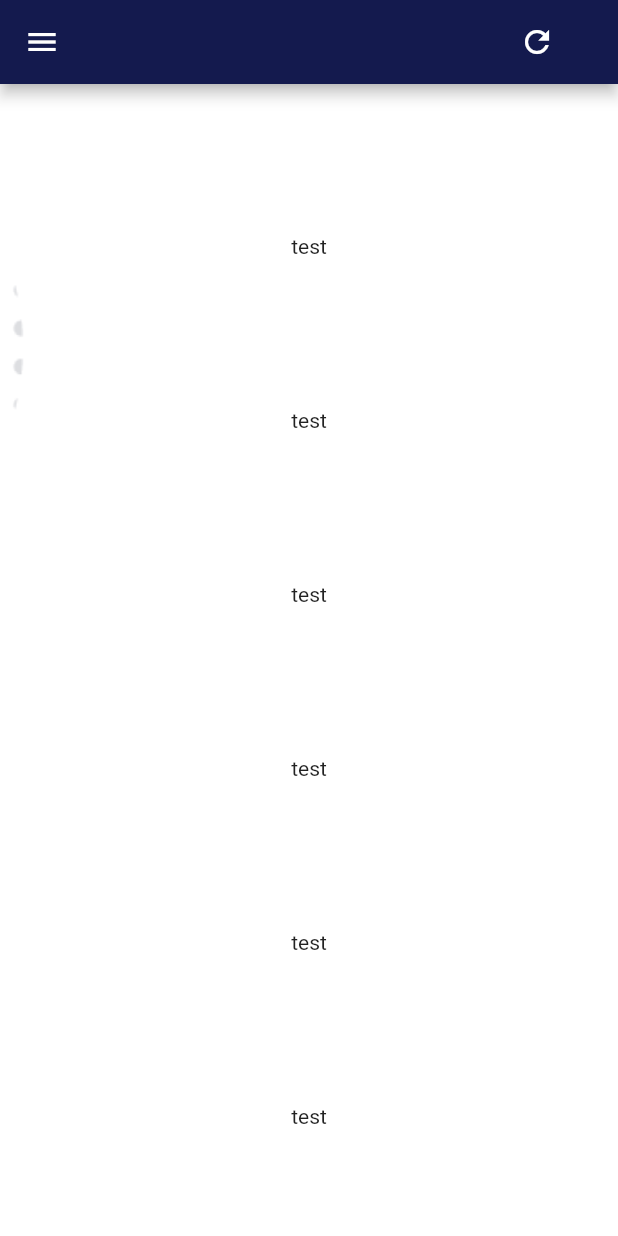
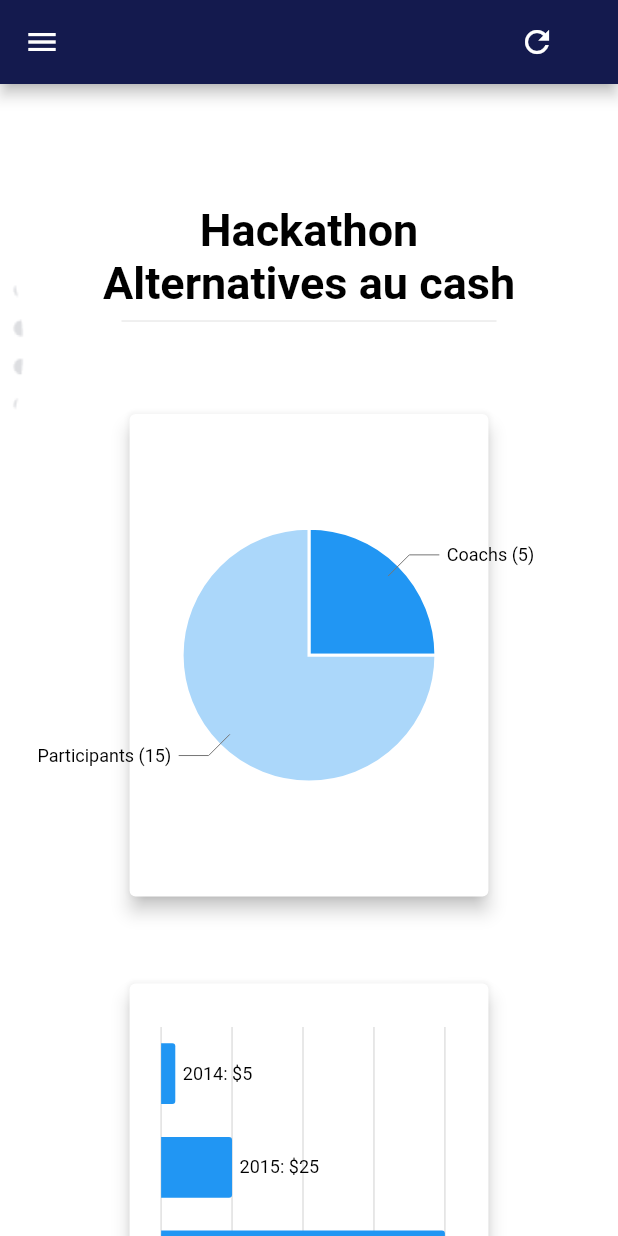
Before and after one commit to Darylabrador/hackathon_desktop, a Flutter app: the DashboardScreen screen opened by its route, in the side drawer, after a tap on the "refresh" icon, on a phone screen of 412 x 824 dp. Run offline on Flutter 3.47's test engine with Material 2 defaults, Android fonts, the phone set to English and light mode, and no system bars; our stand-ins replace charts_flutter, jwt_decoder, material_design_icons_flutter, shared_preferences; missing offline and left inert: window_size; accounts and stored records are empty.

Commit message:
start charts / data table

```diff
--- a/lib/screens/account_setting_screen.dart
+++ b/lib/screens/account_setting_screen.dart
@@ -56,15 +56,6 @@ class _AccountSettingScreenState extends State<AccountSettingScreen> {
           drawer: AppDrawer(customContext: context),
           appBar: AppBar(
             backgroundColor: Theme.of(context).primaryColor,
-            actions: [
-              IconButton(
-                onPressed: () {},
-                icon: const Icon(Icons.refresh),
-              ),
-              const SizedBox(
-                width: 30,
-              )
-            ],
             bottom: TabBar(
               tabs: [
                 Tab(
--- a/lib/screens/dashboard_screen.dart
+++ b/lib/screens/dashboard_screen.dart
@@ -1,6 +1,10 @@
 import 'package:flutter/material.dart';
 import '../widgets/navigation/app_drawer.dart';
 import '../widgets/custom_background_scroll.dart';
+
+import '../widgets/charts/outside_label_pie_chart.dart';
+import '../widgets/charts/horizontal_bar_label_chart.dart';
+import '../widgets/components/custom_data_table.dart';
 
 class DashboardScreen extends StatelessWidget {
   const DashboardScreen({Key? key}) : super(key: key);
@@ -8,6 +12,8 @@ class DashboardScreen extends StatelessWidget {
 
   @override
   Widget build(BuildContext context) {
+    final mediaQuery = MediaQuery.of(context);
+
     return Scaffold(
       appBar: AppBar(
         actions: [
@@ -23,33 +29,70 @@ class DashboardScreen extends StatelessWidget {
       drawer: const AppDrawer(),
       body: CustomBackgroundScroll(
         Center(
-          child: SizedBox(
-            width: 800,
-            child: Column(
-              children: const [
-                SizedBox(height: 100),
-                Text("test"),
-                SizedBox(height: 100),
-                Text("test"),
-                SizedBox(height: 100),
-                Text("test"),
-                SizedBox(height: 100),
-                Text("test"),
-                SizedBox(height: 100),
-                Text("test"),
-                SizedBox(height: 100),
-                Text("test"),
-                SizedBox(height: 100),
-                Text("test"),
-                SizedBox(height: 100),
-                Text("test"),
-                SizedBox(height: 100),
-                Text("test"),
-                SizedBox(height: 100),
-                Text("test"),
-                SizedBox(height: 100),
-              ],
-            ),
+          child: Column(
+            children: [
+              const SizedBox(height: 80),
+              Text(
+                "Hackathon",
+                style: Theme.of(context).textTheme.headline1,
+              ),
+              Text(
+                "Alternatives au cash",
+                style: Theme.of(context).textTheme.headline1,
+              ),
+              const SizedBox(
+                width: 250.0,
+                child: Divider(),
+              ),
+              const SizedBox(height: 50),
+              SizedBox(
+                height: mediaQuery.size.height * 0.4,
+                width: mediaQuery.size.width * 0.6,
+                child: Card(
+                  elevation: 5,
+                  child: Padding(
+                    padding: const EdgeInsets.all(15.0),
+                    child: Row(
+                      children: [
+                        Expanded(
+                          child: PieOutsideLabelChart.withSampleData(),
+                        ),
+                      ],
+                    ),
+                  ),
+                ),
+              ),
+              const SizedBox(height: 50),
+              SizedBox(
+                height: mediaQuery.size.height * 0.4,
+                width: mediaQuery.size.width * 0.6,
+                child: Card(
+                  elevation: 5,
+                  child: Padding(
+                    padding: const EdgeInsets.all(15.0),
+                    child: Row(
+                      children: [
+                        Expanded(
+                          child: HorizontalBarLabelChart.withSampleData(),
+                        ),
+                      ],
+                    ),
+                  ),
+                ),
+              ),
+              const SizedBox(height: 50),
+              SizedBox(
+                width: mediaQuery.size.width * 0.6,
+                child: const Card(
+                  elevation: 5,
+                  child: Padding(
+                    padding: EdgeInsets.all(8.0),
+                    child: CustomDataTable(),
+                  ),
+                ),
+              ),
+              const SizedBox(height: 80),
+            ],
           ),
         ),
       ),
--- /dev/null
+++ b/lib/widgets/charts/horizontal_bar_label_chart.dart
@@ -0,0 +1,64 @@
+/// Horizontal bar chart with bar label renderer example and hidden domain axis.
+import 'package:charts_flutter/flutter.dart' as charts;
+import 'package:flutter/material.dart';
+
+class HorizontalBarLabelChart extends StatelessWidget {
+  final List<charts.Series<dynamic, String>> seriesList;
+  final bool animate;
+
+  const HorizontalBarLabelChart(
+    this.seriesList, {
+    Key? key,
+    required this.animate,
+  }) : super(key: key);
+
+  /// Creates a [BarChart] with sample data and no transition.
+  factory HorizontalBarLabelChart.withSampleData() {
+    return HorizontalBarLabelChart(
+      _createSampleData(),
+      // Disable animations for image tests.
+      animate: false,
+    );
+  }
+
+  @override
+  Widget build(BuildContext context) {
+    return charts.BarChart(
+      seriesList,
+      animate: animate,
+      vertical: false,
+      barRendererDecorator: charts.BarLabelDecorator<String>(),
+      domainAxis: const charts.OrdinalAxisSpec(
+        renderSpec: charts.NoneRenderSpec(),
+      ),
+    );
+  }
+
+  /// Create one series with sample hard coded data.
+  static List<charts.Series<OrdinalSales, String>> _createSampleData() {
+    final data = [
+      OrdinalSales('2014', 5),
+      OrdinalSales('2015', 25),
+      OrdinalSales('2016', 100),
+      OrdinalSales('2017', 75),
+    ];
+
+    return [
+      charts.Series<OrdinalSales, String>(
+          id: 'Sales',
+          domainFn: (OrdinalSales sales, _) => sales.year,
+          measureFn: (OrdinalSales sales, _) => sales.sales,
+          data: data,
+          // Set a label accessor to control the text of the bar label.
+          labelAccessorFn: (OrdinalSales sales, _) =>
+              '${sales.year}: \$${sales.sales.toString()}')
+    ];
+  }
+}
+
+/// Sample ordinal data type.
+class OrdinalSales {
+  final String year;
+  final int sales;
+  OrdinalSales(this.year, this.sales);
+}
--- /dev/null
+++ b/lib/widgets/charts/outside_label_pie_chart.dart
@@ -0,0 +1,65 @@
+/// Simple pie chart with outside labels example.
+import 'package:charts_flutter/flutter.dart' as charts;
+import 'package:flutter/material.dart';
+
+class PieOutsideLabelChart extends StatelessWidget {
+  final List<charts.Series> seriesList;
+  final bool animate;
+
+  const PieOutsideLabelChart(
+    this.seriesList, {
+    Key? key,
+    required this.animate,
+  }) : super(key: key);
+
+  /// Creates a [PieChart] with sample data and no transition.
+  factory PieOutsideLabelChart.withSampleData() {
+    return PieOutsideLabelChart(
+      _createSampleData(),
+      // Disable animations for image tests.
+      animate: false,
+    );
+  }
+
+  @override
+  Widget build(BuildContext context) {
+    return charts.PieChart(
+      seriesList,
+      animate: animate,
+      defaultRenderer: charts.ArcRendererConfig(
+        arcRendererDecorators: [
+          charts.ArcLabelDecorator(
+            labelPosition: charts.ArcLabelPosition.outside,
+          )
+        ],
+      ),
+    );
+  }
+
+  /// Create one series with sample hard coded data.
+  static List<charts.Series<LinearSales, int>> _createSampleData() {
+    final data = [
+      LinearSales(0, 5, "Coachs"),
+      LinearSales(1, 15, "Participants"),
+    ];
+
+    return [
+      charts.Series<LinearSales, int>(
+        id: 'Sales',
+        domainFn: (LinearSales sales, _) => sales.id,
+        measureFn: (LinearSales sales, _) => sales.pourcentage,
+        data: data,
+        // Set a label accessor to control the text of the arc label.
+        labelAccessorFn: (LinearSales row, _) => '${row.label} (${row.pourcentage})',
+      )
+    ];
+  }
+}
+
+/// Sample linear data type.
+class LinearSales {
+  final int id;
+  final int pourcentage;
+  final String label;
+  LinearSales(this.id, this.pourcentage, this.label);
+}
--- /dev/null
+++ b/lib/widgets/components/custom_data_table.dart
@@ -0,0 +1,98 @@
+import 'package:flutter/material.dart';
+
+class CustomDataTable extends StatefulWidget {
+  const CustomDataTable({Key? key}) : super(key: key);
+
+  @override
+  State<CustomDataTable> createState() => _CustomDataTableState();
+}
+
+class _CustomDataTableState extends State<CustomDataTable> {
+  String? _searchValues;
+  final _searchController = TextEditingController();
+
+  List<DataRow> rowData = const [
+    DataRow(
+      cells: <DataCell>[
+        DataCell(Text('Sarah')),
+        DataCell(Text('19')),
+        DataCell(Text('Student')),
+      ],
+    ),
+    DataRow(
+      cells: <DataCell>[
+        DataCell(Text('Janine')),
+        DataCell(Text('43')),
+        DataCell(Text('Professor')),
+      ],
+    ),
+    DataRow(
+      cells: <DataCell>[
+        DataCell(Text('William')),
+        DataCell(Text('27')),
+        DataCell(Text('Associate Professor')),
+      ],
+    ),
+  ];
+
+  void _searchAction(String searchText) {
+    if (searchText.isNotEmpty) {
+      print(searchText);
+    }
+  }
+
+  @override
+  Widget build(BuildContext context) {
+    return Column(
+      crossAxisAlignment: CrossAxisAlignment.stretch,
+      children: [
+        Card(
+          child: ListTile(
+            leading: const Icon(Icons.search),
+            title: TextField(
+              controller: _searchController,
+              decoration: const InputDecoration(
+                hintText: 'Rechercher',
+                border: InputBorder.none,
+              ),
+              onChanged: (value) {
+                _searchValues = value;
+                _searchAction(value);
+              },
+            ),
+            trailing: IconButton(
+              icon: const Icon(Icons.cancel),
+              onPressed: () {
+                _searchController.text = "";
+                _searchValues = "";
+              },
+            ),
+          ),
+        ),
+        DataTable(
+          columns: const <DataColumn>[
+            DataColumn(
+              label: Text(
+                'Name',
+                style: TextStyle(fontStyle: FontStyle.italic),
+              ),
+            ),
+            DataColumn(
+              label: Text(
+                'Age',
+                style: TextStyle(fontStyle: FontStyle.italic),
+              ),
+            ),
+            DataColumn(
+              label: Text(
+                'Role',
+                style: TextStyle(fontStyle: FontStyle.italic),
+              ),
+            ),
+          ],
+          rows: rowData,
+        ),
+      ],
+    );
+  }
+}
--- a/lib/widgets/components/double_button_form.dart
+++ b/lib/widgets/components/double_button_form.dart
@@ -1,5 +1,3 @@
-import 'dart:ffi';
-
 import 'package:flutter/material.dart';
 
 class DoubleButtonForm extends StatelessWidget {
--- a/lib/widgets/components/single_button_form.dart
+++ /dev/null
@@ -1,12 +0,0 @@
-import 'package:flutter/material.dart';
-
-class SingleButtonForm extends StatelessWidget {
-  const SingleButtonForm({ Key? key }) : super(key: key);
-
-  @override
-  Widget build(BuildContext context) {
-    return Container(
-
-    );
-  }
-}
--- /dev/null
+++ b/lib/widgets/custom_background_dashboard.dart
@@ -0,0 +1,20 @@
+import 'package:flutter/material.dart';
+
+class CustomBackgroundDashboard extends StatelessWidget {
+  const CustomBackgroundDashboard(this.childElement, {Key? key}) : super(key: key);
+  final dynamic childElement;
+  @override
+  Widget build(BuildContext context) {
+    return Container(
+      height: double.infinity,
+      width: double.infinity,
+      decoration: const BoxDecoration(
+        image: DecorationImage(
+          image: AssetImage("assets/images/background.png"),
+          fit: BoxFit.cover,
+        ),
+      ),
+      child: childElement,
+    );
+  }
+}
```
